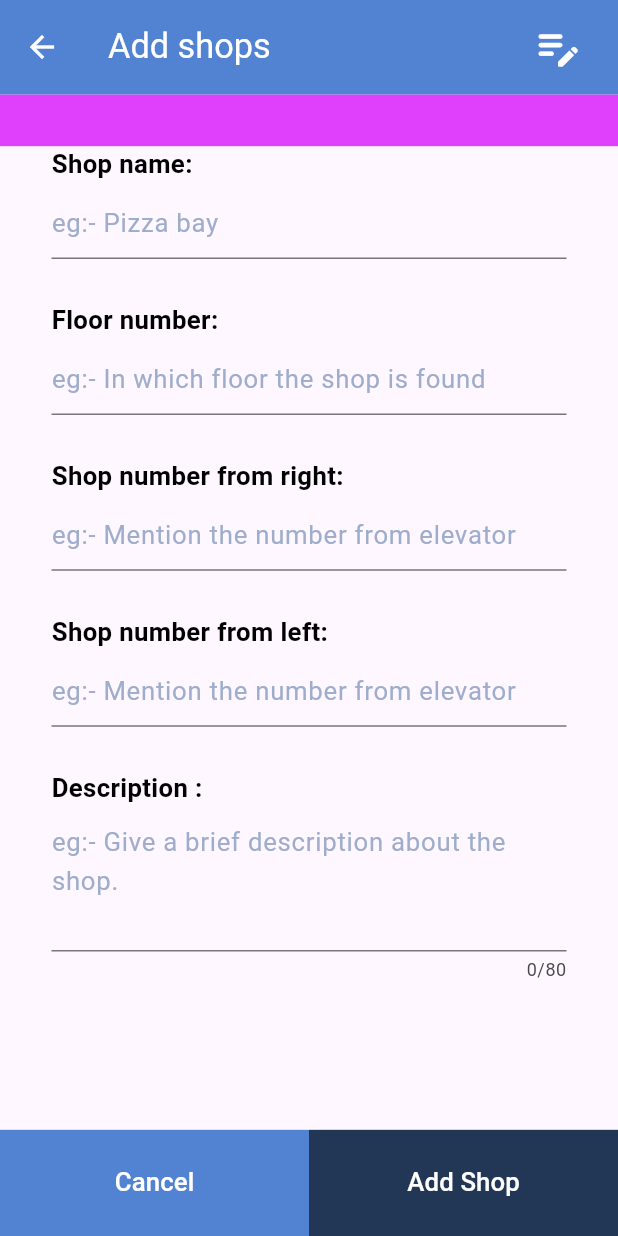
After one commit to AbinayanRatna/shopping_mall_flutter, a Flutter app: the AdminAddShopsPage screen opened directly, on a phone screen of 412 x 824 dp. The commit adds this screen. Run offline on Flutter 3.47's test engine with Material 3 defaults, Android fonts, the phone set to English and light mode, and no system bars; our stand-ins replace carousel_slider, firebase_core, firebase_database, firebase_storage, flutter_screenutil, flutter_svg and 3 more; missing offline and left inert: dialogflow_grpc; accounts and stored records are empty.

Commit message:
Shopping mall app

```diff
--- /dev/null
+++ b/lib/AdminShopsAdd.dart
@@ -0,0 +1,294 @@
+import 'dart:io';
+
+import 'package:firebase_database/firebase_database.dart';
+import 'package:flutter/material.dart';
+import 'package:flutter_screenutil/flutter_screenutil.dart';
+import 'package:shopping_mall_flutter/AdminShowQrPage.dart';
+
+import 'AdminHome.dart';
+
+class AdminAddShopsPage extends StatefulWidget {
+  const AdminAddShopsPage({super.key});
+
+  @override
+  State<StatefulWidget> createState() => _AdminAddShopsPage();
+}
+
+class _AdminAddShopsPage extends State<AdminAddShopsPage> {
+  late DatabaseReference dbRef1;
+  TextEditingController shopNameController = TextEditingController();
+  TextEditingController shopDescriptionController = TextEditingController();
+  TextEditingController shopFloorNumberController = TextEditingController();
+  TextEditingController shopNumberFromRightController = TextEditingController();
+  TextEditingController shopNumberFromLeftController = TextEditingController();
+  String image_url = 'h';
+
+  File? image;
+
+  @override
+  void initState() {
+    super.initState();
+    dbRef1 = FirebaseDatabase.instance.ref().child('shops');
+  }
+
+  @override
+  Widget build(BuildContext context) {
+    return Scaffold(
+      appBar: AppBar(
+        iconTheme: const IconThemeData(color: Colors.white),
+        title: Text("Add shops",
+            style: TextStyle(fontSize: 20.sp, color: Colors.white)),
+        actions: [
+          Padding(
+            padding: EdgeInsets.only(right: 20.w),
+            child: InkWell(
+              onTap: () {},
+              child: Icon(
+                Icons.edit_note_rounded,
+                size: 30.w,
+                color: Colors.white,
+              ),
+            ),
+          )
+        ],
+        backgroundColor: const Color.fromRGBO(82, 131, 210, 1.0),
+        toolbarHeight: 55.w,
+      ),
+      body: Column(
+        crossAxisAlignment: CrossAxisAlignment.center,
+        children: [
+          Expanded(
+            flex: 1,
+            child: Container(
+              color: Colors.purpleAccent,
+            ),
+          ),
+          Expanded(
+            flex: 19,
+            child: Container(
+              width: (MediaQuery.of(context).size.width),
+              height: (MediaQuery.of(context).size.height),
+              child: SingleChildScrollView(
+                child: Column(
+                  crossAxisAlignment: CrossAxisAlignment.start,
+                  children: [
+                    Padding(
+                      padding: EdgeInsets.only(left: 30.w),
+                      child: Text(
+                        "Shop name:",
+                        style: TextStyle(
+                            color: Colors.black,
+                            fontSize: 15.w,
+                            fontWeight: FontWeight.bold),
+                      ),
+                    ),
+                    Padding(
+                      padding:
+                          EdgeInsets.only(top: 2.w, left: 30.w, right: 30.w),
+                      child: TextField(
+                        controller: shopNameController,
+                        decoration: const InputDecoration(
+                            hintStyle: TextStyle(
+                                color: Color.fromRGBO(157, 173, 203, 1.0)),
+                            hintText: "eg:- Pizza bay"),
+                        style:
+                            (TextStyle(color: Colors.indigo, fontSize: 15.w)),
+                      ),
+                    ),
+                    Padding(
+                      padding: EdgeInsets.only(top: 25.w, left: 30.w),
+                      child: Text(
+                        "Floor number:",
+                        style: TextStyle(
+                            color: Colors.black,
+                            fontSize: 15.w,
+                            fontWeight: FontWeight.bold),
+                      ),
+                    ),
+                    Padding(
+                      padding:
+                          EdgeInsets.only(top: 2.w, left: 30.w, right: 30.w),
+                      child: TextField(
+                        controller: shopFloorNumberController,
+                        keyboardType: TextInputType.number,
+                        decoration: const InputDecoration(
+                            hintStyle: TextStyle(
+                                color: Color.fromRGBO(157, 173, 203, 1.0)),
+                            hintText: "eg:- In which floor the shop is found"),
+                        style:
+                            (TextStyle(color: Colors.indigo, fontSize: 15.w)),
+                      ),
+                    ),
+                    Padding(
+                      padding: EdgeInsets.only(top: 25.w, left: 30.w),
+                      child: Text(
+                        "Shop number from right:",
+                        style: TextStyle(
+                            color: Colors.black,
+                            fontSize: 15.w,
+                            fontWeight: FontWeight.bold),
+                      ),
+                    ),
+                    Padding(
+                      padding:
+                          EdgeInsets.only(top: 2.w, left: 30.w, right: 30.w),
+                      child: TextField(
+                        controller: shopNumberFromRightController,
+                        keyboardType: TextInputType.number,
+                        decoration: const InputDecoration(
+                            hintStyle: TextStyle(
+                                color: Color.fromRGBO(157, 173, 203, 1.0)),
+                            hintText: "eg:- Mention the number from elevator"),
+                        style:
+                            (TextStyle(color: Colors.indigo, fontSize: 15.w)),
+                      ),
+                    ),
+                    Padding(
+                      padding: EdgeInsets.only(top: 25.w, left: 30.w),
+                      child: Text(
+                        "Shop number from left:",
+                        style: TextStyle(
+                            color: Colors.black,
+                            fontSize: 15.w,
+                            fontWeight: FontWeight.bold),
+                      ),
+                    ),
+                    Padding(
+                      padding:
+                          EdgeInsets.only(top: 2.w, left: 30.w, right: 30.w),
+                      child: TextField(
+                        controller: shopNumberFromLeftController,
+                        keyboardType: TextInputType.number,
+                        decoration: const InputDecoration(
+                            hintStyle: TextStyle(
+                                color: Color.fromRGBO(157, 173, 203, 1.0)),
+                            hintText: "eg:- Mention the number from elevator"),
+                        style:
+                            (TextStyle(color: Colors.indigo, fontSize: 15.w)),
+                      ),
+                    ),
+                    Padding(
+                      padding: EdgeInsets.only(top: 25.w, left: 30.w),
+                      child: Text(
+                        "Description :",
+                        style: TextStyle(
+                            color: Colors.black,
+                            fontSize: 15.w,
+                            fontWeight: FontWeight.bold),
+                      ),
+                    ),
+                    Padding(
+                      padding:
+                          EdgeInsets.only(top: 2.w, left: 30.w, right: 30.w),
+                      child: TextField(
+                        maxLength: 80,
+                        controller: shopDescriptionController,
+                        maxLines: 3,
+                        decoration: const InputDecoration(
+                            hintStyle: TextStyle(
+                                color: Color.fromRGBO(157, 173, 203, 1.0)),
+                            hintText:
+                                "eg:- Give a brief description about the shop."),
+                        style:
+                            (TextStyle(color: Colors.indigo, fontSize: 15.w)),
+                      ),
+                    ),
+                  ],
+                ),
+              ),
+            ),
+          ),
+        ],
+      ),
+      bottomNavigationBar: Container(
+        child: Row(
+          children: [
+            Expanded(
+              flex: 1,
+              child: ElevatedButton(
+                style: ElevatedButton.styleFrom(
+                  elevation: 0,
+                  shape: const RoundedRectangleBorder(
+                      borderRadius: BorderRadius.all(Radius.zero)),
+                  backgroundColor: const Color.fromRGBO(82, 131, 210, 1.0),
+                ),
+                onPressed: () {
+                  Navigator.pushAndRemoveUntil(
+                      context,
+                      MaterialPageRoute(
+                        builder: (context) => const AdminHomePage(),
+                      ),
+                      (route) => false);
+                },
+                child: Padding(
+                  padding: EdgeInsets.only(top: 20.w, bottom: 20.w),
+                  child: Text(
+                    "Cancel",
+                    style: TextStyle(color: Colors.white, fontSize: 15.w),
+                  ),
+                ),
+              ),
+            ),
+            Expanded(
+              flex: 1,
+              child: ElevatedButton(
+                style: ElevatedButton.styleFrom(
+                  elevation: 0,
+                  // backgroundColor: const Color.fromRGBO(23, 64, 124, 1.0),
+                  backgroundColor: const Color.fromRGBO(34, 54, 86, 1.0),
+                  shape: const RoundedRectangleBorder(
+                      borderRadius: BorderRadius.all(Radius.zero)),
+                ),
+                onPressed: () {
+                  /*
+                  if(shopNameController.text.trim() == ""){
+
+                  }else if(shopFloorNumberController.text.trim()==""){
+
+                  }else if(shopNumberFromRightController.text.trim()==""){
+
+                  }else if(shopNumberFromLeftController.text.trim()==""){
+
+                  }else if(shopDescriptionController.text.trim()==""){
+
+                  }else{
+
+                    Map<String,String> addShop={
+                      "shop_name":shopNameController.text.trim(),
+                      "description":shopDescriptionController.text.trim(),
+                      "floor_number":shopFloorNumberController.text.trim(),
+                      "number_from_right":shopNumberFromRightController.text.trim(),
+                      "number_from_left":shopNumberFromLeftController.text.trim(),
+                      "qr":""
+                    };
+                  }
+
+                   */
+                  Navigator.push(
+                    context,
+                    MaterialPageRoute(
+                      builder: (context) => AdminShowQrPage(
+                          shopName: shopNameController.text.trim(),
+                        description: shopDescriptionController.text.trim(),
+                        floorNumber: shopFloorNumberController.text.trim(),
+                        shopsFromLeft: shopNumberFromLeftController.text.trim(),
+                        shopsFromRight: shopNumberFromRightController.text.trim(),
+                      ),
+                    ),
+                  );
+                },
+                child: Padding(
+                  padding: EdgeInsets.only(top: 20.w, bottom: 20.w),
+                  child: Text(
+                    "Add Shop",
+                    style: TextStyle(color: Colors.white, fontSize: 15.w),
+                  ),
+                ),
+              ),
+            ),
+          ],
+        ),
+      ),
+    );
+  }
+}
--- a/lib/Login.dart
+++ b/lib/Login.dart
@@ -88,7 +88,7 @@ class _AdminLoginPage extends State<AdminLoginPage> {
                   ),
                   child:  Padding(
                     padding: EdgeInsets.only(top:13.w,bottom: 13.w),
-                    child:  Text("Login",style: TextStyle(fontSize: 20.w)),
+                    child:  Text("Login",style: TextStyle(fontSize: 20.w,color: Colors.white)),
                   ),
                   onPressed: (){
                     if(emailController.text.trim()=='admin@gmail.com' && passwordController.text.trim()=='password'){
--- a/lib/UserPromotionsPage.dart
+++ b/lib/UserPromotionsPage.dart
@@ -132,7 +132,7 @@ class _UserPromotionPage extends State<UserPromotionPage> {
                   child: SizedBox(
                     height: 35.w,
                     width: 35.w,
-                    child: CircularProgressIndicator(
+                    child: const CircularProgressIndicator(
                       backgroundColor: Color.fromRGBO(25, 56, 133, 1.0),
                       valueColor: AlwaysStoppedAnimation(Colors.lightBlue),
                       strokeWidth: 10,
--- a/pubspec.yaml
+++ b/pubspec.yaml
@@ -49,6 +49,9 @@ dependencies:
     git:
       url: 'https://github.com/AbinayanRatna/dialogflow_grpc_flutter.git'
       ref: 'main'
+  qr_mobile_vision: ^5.0.1
+  qr_code_scanner: ^1.0.1
+  qr_flutter: ^4.1.0
 
 
 dev_dependencies:
```
Also changed, not shown: lib/AdminHome.dart (+45 -34 lines), lib/AdminShowQrPage.dart (added, +200 -0 lines), pubspec.lock, 1 other file.
